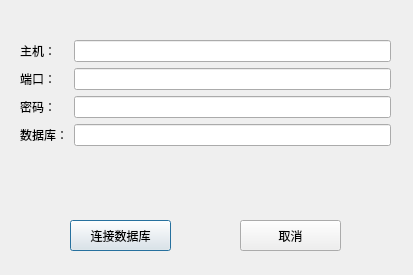
The window that openhostdialog.ui (vellw/Qt-mysql-gui) describes before a commit, drawn with Qt 5.
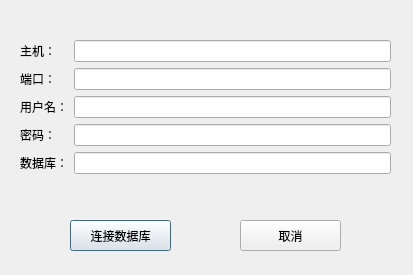
The same window after the commit.

```diff
--- a/openhostdialog.ui
+++ b/openhostdialog.ui
@@ -31,7 +31,7 @@
      <x>20</x>
      <y>40</y>
      <width>371</width>
-     <height>141</height>
+     <height>155</height>
     </rect>
    </property>
    <layout class="QFormLayout" name="formLayout">
@@ -55,26 +55,36 @@
     <item row="1" column="1">
      <widget class="QLineEdit" name="edit_hostPort"/>
     </item>
-    <item row="2" column="0">
+    <item row="3" column="0">
      <widget class="QLabel" name="label_3">
       <property name="text">
        <string>密码：</string>
       </property>
      </widget>
     </item>
-    <item row="2" column="1">
+    <item row="3" column="1">
      <widget class="QLineEdit" name="edit_hostPassword"/>
     </item>
-    <item row="3" column="0">
+    <item row="4" column="0">
      <widget class="QLabel" name="label_4">
       <property name="text">
        <string>数据库：</string>
       </property>
      </widget>
     </item>
-    <item row="3" column="1">
+    <item row="4" column="1">
      <widget class="QLineEdit" name="edit_database"/>
     </item>
+    <item row="2" column="0">
+     <widget class="QLabel" name="label_5">
+      <property name="text">
+       <string>用户名：</string>
+      </property>
+     </widget>
+    </item>
+    <item row="2" column="1">
+     <widget class="QLineEdit" name="edit_username"/>
+    </item>
    </layout>
   </widget>
   <widget class="QPushButton" name="connect_db">
```
Left out of the diff: 19 changed lines with no effect on the pictures.
